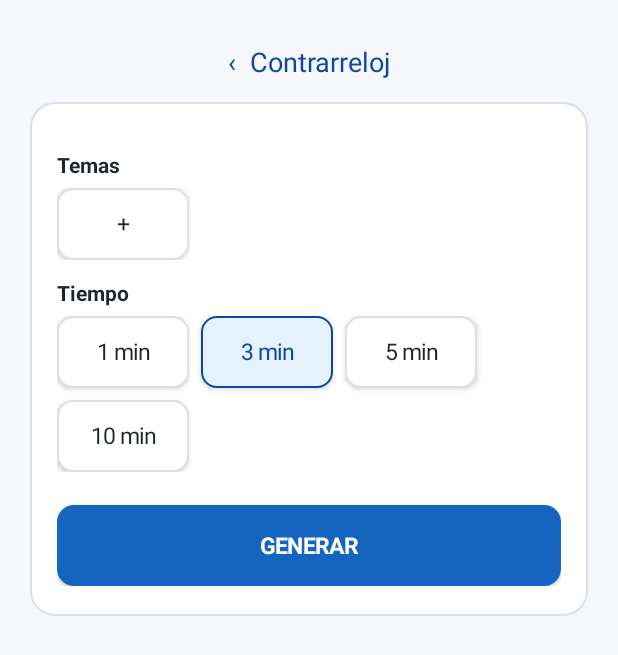
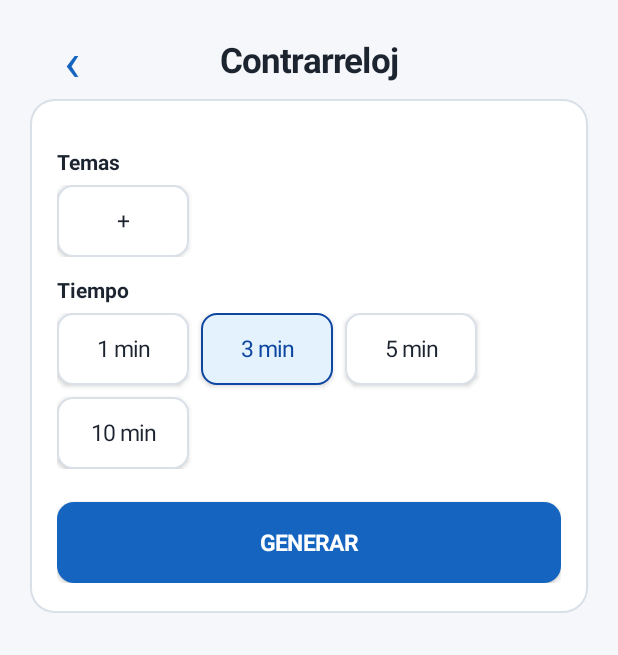
Before and after one commit to JavierPerals/App-Test-PER, an Android app: the screen it shows after launch (MainActivity), after a tap on "Contrarreloj", on a phone screen of 412 x 824 dp. Shown: the top 655 px of the screen. Run offline under Robolectric (Android 15) with nearby library versions, the phone set to English and light mode, and no system bars.

```diff
--- a/app/src/main/java/com/javierperals/pertest/MainActivity.java
+++ b/app/src/main/java/com/javierperals/pertest/MainActivity.java
@@ -397,25 +397,29 @@ public class MainActivity extends Activity {
         createSettingsDrawer();
     }
 
+    private LinearLayout setupHeader(String label) {
+        LinearLayout top = new LinearLayout(this);
+        top.setOrientation(LinearLayout.HORIZONTAL);
+        top.setGravity(Gravity.CENTER_VERTICAL);
+        Button back = plainButton("‹", nightMode ? BLUE_DARK : BLUE, Color.TRANSPARENT);
+        back.setTextSize(36);
+        back.setContentDescription("Volver al inicio");
+        back.setOnClickListener(v -> showHome());
+        top.addView(back, new LinearLayout.LayoutParams(dp(56), dp(52)));
+        TextView title = text(label, 23, TEXT, true);
+        title.setGravity(Gravity.CENTER);
+        top.addView(title, new LinearLayout.LayoutParams(0, dp(52), 1));
+        top.addView(new View(this), new LinearLayout.LayoutParams(dp(56), dp(52)));
+        return top;
+    }
+
     private void showTopicSetup() {
         stopTimer();
         LinearLayout page = new LinearLayout(this);
         page.setOrientation(LinearLayout.VERTICAL);
         page.setBackgroundColor(BG);
         page.setPadding(dp(20), dp(14), dp(20), dp(24));
-
-        LinearLayout top = new LinearLayout(this);
-        top.setOrientation(LinearLayout.HORIZONTAL);
-        top.setGravity(Gravity.CENTER_VERTICAL);
-        Button back = plainButton("‹", nightMode ? BLUE_DARK : BLUE, Color.TRANSPARENT);
-        back.setTextSize(36);
-        back.setOnClickListener(v -> showHome());
-        top.addView(back, new LinearLayout.LayoutParams(dp(56), dp(52)));
-        TextView title = text("Generar test", 23, TEXT, true);
-        title.setGravity(Gravity.CENTER);
-        top.addView(title, new LinearLayout.LayoutParams(0, dp(52), 1));
-        top.addView(new View(this), new LinearLayout.LayoutParams(dp(56), dp(52)));
-        page.addView(top, matchWrap());
+        page.addView(setupHeader("Generar test"), matchWrap());
 
         LinearLayout form = card();
         form.setPadding(dp(18), dp(20), dp(18), dp(20));
@@ -455,10 +459,7 @@ public class MainActivity extends Activity {
         page.setOrientation(LinearLayout.VERTICAL);
         page.setPadding(dp(20), dp(14), dp(20), dp(24));
         scroll.addView(page, matchWrap());
-        Button back = plainButton("‹  Contrarreloj", BLUE_DARK, Color.TRANSPARENT);
-        back.setContentDescription("Volver al inicio");
-        back.setOnClickListener(v -> showHome());
-        page.addView(back, buttonLp());
+        page.addView(setupHeader("Contrarreloj"), matchWrap());
         LinearLayout form = card();
         form.setPadding(dp(18), dp(20), dp(18), dp(20));
         page.addView(form, matchWrap());
```
